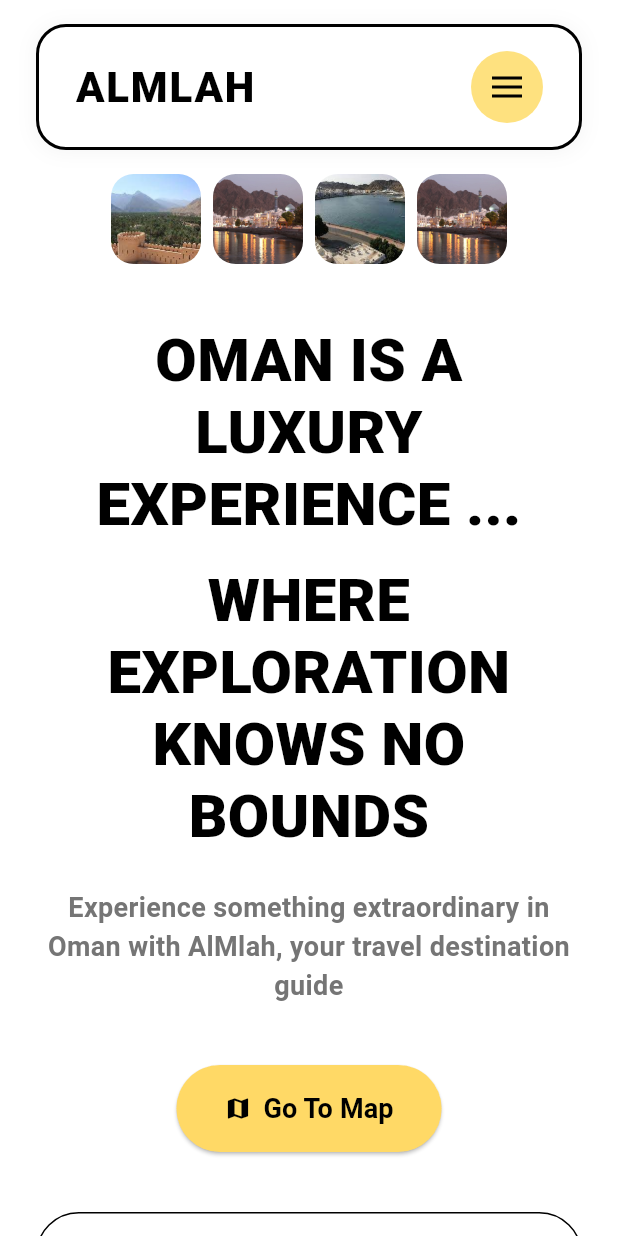
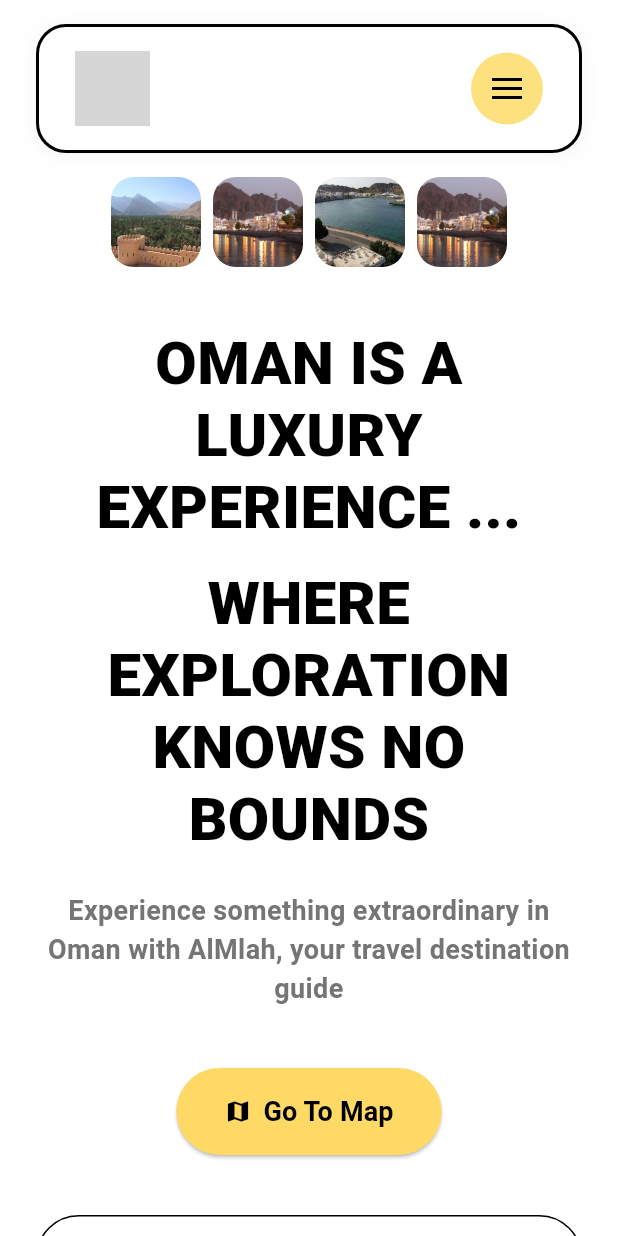
Before and after one commit to dark0crystal/course_project, a Flutter app: the screen it shows after launch, on a phone screen of 412 x 824 dp. Run offline on Flutter 3.47's test engine with Material 3 defaults, Android fonts, the phone set to English and light mode, and no system bars; grey boxes are pictures that could not be loaded.

Commit message:
replace text with image logo

```diff
--- a/lib/widgets/navbar.dart
+++ b/lib/widgets/navbar.dart
@@ -69,13 +69,10 @@ class _NavbarState extends State<Navbar> with SingleTickerProviderStateMixin {
                 child: Row(
                   mainAxisAlignment: MainAxisAlignment.spaceBetween,
                   children: [
-                    const Text(
-                      'ALMLAH',
-                      style: TextStyle(
-                        fontSize: 28,
-                        fontWeight: FontWeight.w900,
-                        letterSpacing: 1.2,
-                      ),
+                     Image.asset(
+                      'assets/logo.png',
+                      width: 50, // Adjust as needed
+                      height: 50,
                     ),
                     GestureDetector(
                       onTap: _toggleMenu,
```
